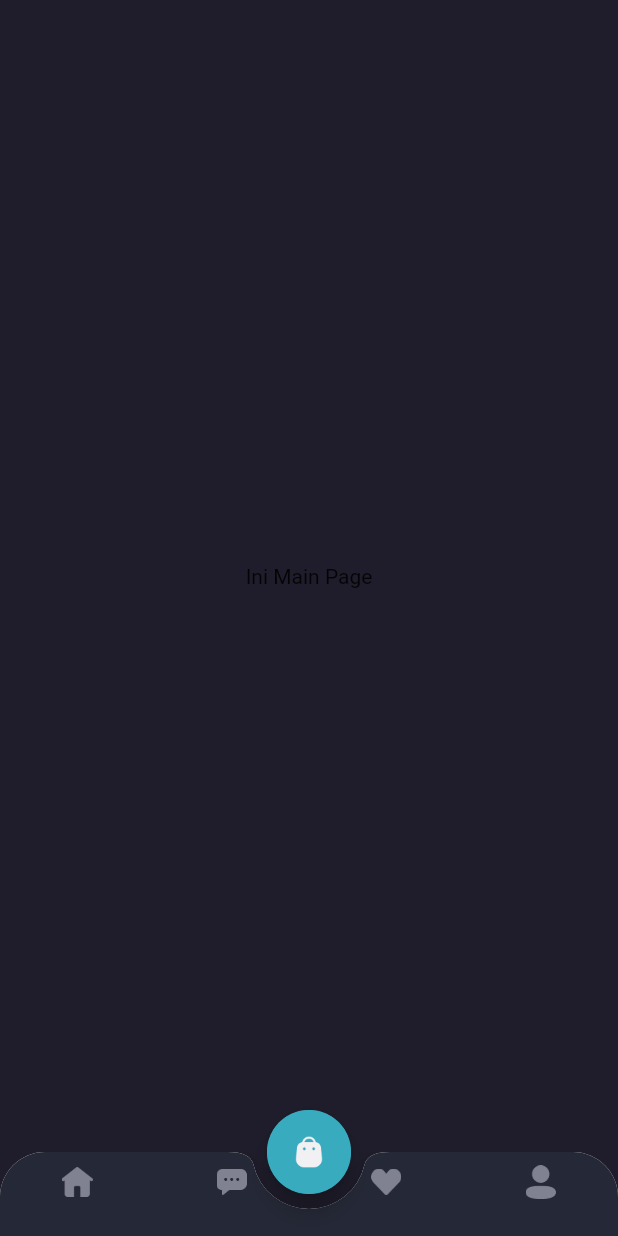
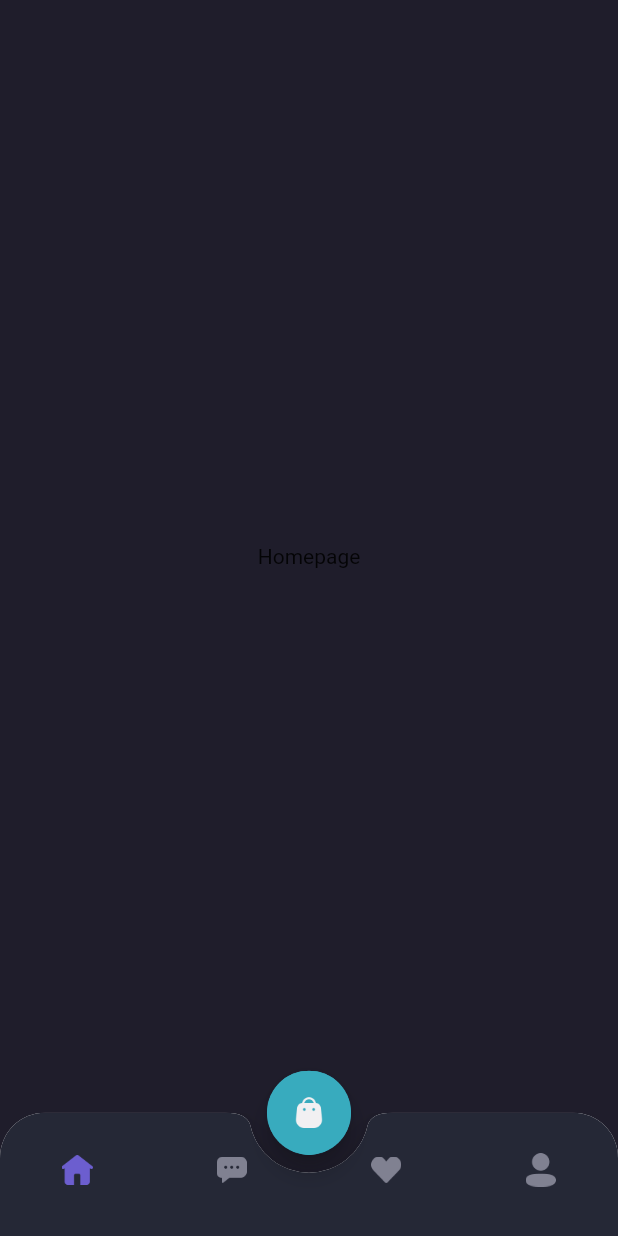
Before and after one commit to yanaatere/shamo, a Flutter app: the MainPage screen opened by its route, on a phone screen of 412 x 824 dp. Run offline on Flutter 3.47's test engine with Material 2 defaults, Android fonts, the phone set to English and light mode, and no system bars; our stand-ins replace google_fonts.

Commit message:
Create Halaman Main Page

```diff
--- /dev/null
+++ b/lib/pages/home/chat_page.dart
@@ -0,0 +1,12 @@
+import 'package:flutter/material.dart';
+
+class Chatpage extends StatelessWidget {
+  const Chatpage({Key? key}) : super(key: key);
+
+  @override
+  Widget build(BuildContext context) {
+    return Center(
+      child: Text('Chatpage'),
+    );
+  }
+}
--- /dev/null
+++ b/lib/pages/home/home_page.dart
@@ -0,0 +1,12 @@
+import 'package:flutter/material.dart';
+
+class Homepage extends StatelessWidget {
+  const Homepage({Key? key}) : super(key: key);
+
+  @override
+  Widget build(BuildContext context) {
+    return Center(
+      child: Text('Homepage'),
+    );
+  }
+}
--- a/lib/pages/home/main_page.dart
+++ b/lib/pages/home/main_page.dart
@@ -1,7 +1,18 @@
 import 'package:flutter/material.dart';
+import 'package:shamo/pages/home/chat_page.dart';
+import 'package:shamo/pages/home/home_page.dart';
+import 'package:shamo/pages/home/profile_page.dart';
+import 'package:shamo/pages/home/wishtlist_page.dart';
 import 'package:shamo/theme.dart';
 
-class MainPage extends StatelessWidget {
+class MainPage extends StatefulWidget {
+  @override
+  State<MainPage> createState() => _MainPageState();
+}
+
+class _MainPageState extends State<MainPage> {
+  int currentIndex = 0;
+
   @override
   Widget build(BuildContext context) {
     Widget cardButton() {
@@ -12,26 +23,83 @@ class MainPage extends StatelessWidget {
       );
     }
 
+    Widget body() {
+      switch (currentIndex) {
+        case 0:
+          return Homepage();
+          break;
+        case 1:
+          return Chatpage();
+          break;
+        case 2:
+          return Whistlistpage();
+          break;
+        case 3:
+          return Profilepage();
+          break;
+        default:
+          return Homepage();
+      }
+    }
+
     Widget customButtonNav() {
       return ClipRRect(
         borderRadius: BorderRadius.vertical(top: Radius.circular(30)),
         child: BottomAppBar(
           shape: CircularNotchedRectangle(),
-          notchMargin: 10,
+          notchMargin: 12,
           clipBehavior: Clip.antiAlias,
           child: BottomNavigationBar(
             backgroundColor: backgroundColor4,
+            currentIndex: currentIndex,
+            onTap: (value) {
+              setState(
+                () {
+                  currentIndex = value;
+                },
+              );
+            },
             type: BottomNavigationBarType.fixed,
             items: [
               BottomNavigationBarItem(
-                  icon: Image.asset('assets/icon_home.png', width: 21), label: ''),
-              BottomNavigationBarItem(
-                  icon: Image.asset('assets/icon_chat.png', width: 20), label: ''),
-              BottomNavigationBarItem(
-                  icon: Image.asset('assets/icon_favorite.png', width: 20),
+                  icon: Container(
+                    margin: EdgeInsets.only(top: 20, bottom: 10),
+                    child: Image.asset('assets/icon_home.png',
+                        width: 21,
+                        color: currentIndex == 0
+                            ? primaryColor
+                            : btnNotClickedColor),
+                  ),
                   label: ''),
               BottomNavigationBarItem(
-                  icon: Image.asset('assets/icon_profile.png', width: 20),
+                  icon: Container(
+                    margin: EdgeInsets.only(top: 20, bottom: 10),
+                    child: Image.asset('assets/icon_chat.png',
+                        width: 20,
+                        color: currentIndex == 1
+                            ? primaryColor
+                            : btnNotClickedColor),
+                  ),
+                  label: ''),
+              BottomNavigationBarItem(
+                  icon: Container(
+                    margin: EdgeInsets.only(top: 20, bottom: 10),
+                    child: Image.asset('assets/icon_favorite.png',
+                        width: 20,
+                        color: currentIndex == 2
+                            ? primaryColor
+                            : btnNotClickedColor),
+                  ),
+                  label: ''),
+              BottomNavigationBarItem(
+                  icon: Container(
+                    margin: EdgeInsets.only(top: 20, bottom: 10),
+                    child: Image.asset('assets/icon_profile.png',
+                        width: 20,
+                        color: currentIndex == 3
+                            ? primaryColor
+                            : btnNotClickedColor),
+                  ),
                   label: '')
             ],
           ),
@@ -40,14 +108,11 @@ class MainPage extends StatelessWidget {
     }
 
     return Scaffold(
-      backgroundColor: backgroundColor1,
-      floatingActionButton: cardButton(),
-      floatingActionButtonLocation: FloatingActionButtonLocation.centerDocked,
-      floatingActionButtonAnimator: FloatingActionButtonAnimator.scaling,
-      bottomNavigationBar: customButtonNav(),
-      body: Center(
-        child: Text('Ini Main Page'),
-      ),
-    );
+        backgroundColor: backgroundColor1,
+        floatingActionButton: cardButton(),
+        floatingActionButtonLocation: FloatingActionButtonLocation.centerDocked,
+        floatingActionButtonAnimator: FloatingActionButtonAnimator.scaling,
+        bottomNavigationBar: customButtonNav(),
+        body: body());
   }
 }
--- /dev/null
+++ b/lib/pages/home/profile_page.dart
@@ -0,0 +1,12 @@
+import 'package:flutter/material.dart';
+
+class Profilepage extends StatelessWidget {
+  const Profilepage({Key? key}) : super(key: key);
+
+  @override
+  Widget build(BuildContext context) {
+    return Center(
+      child: Text('Profilepage'),
+    );
+  }
+}
--- /dev/null
+++ b/lib/pages/home/wishtlist_page.dart
@@ -0,0 +1,12 @@
+import 'package:flutter/material.dart';
+
+class Whistlistpage extends StatelessWidget {
+  const Whistlistpage({Key? key}) : super(key: key);
+
+  @override
+  Widget build(BuildContext context) {
+    return Center(
+      child: Text('Whistlistpage'),
+    );
+  }
+}
--- a/lib/theme.dart
+++ b/lib/theme.dart
@@ -14,6 +14,9 @@ Color backgroundColor4 = Color(0xff252836);
 Color primaryTextColor = Color(0xffE1E1E1);
 Color secondaryTextColor = Color(0xff999999);
 Color subtitleColor = Color(0xff504F5E);
+
+Color btnNotClickedColor = Color(0xff808191);
+
 
 TextStyle primaryTextStyle = GoogleFonts.poppins(
   color: primaryTextColor
```
